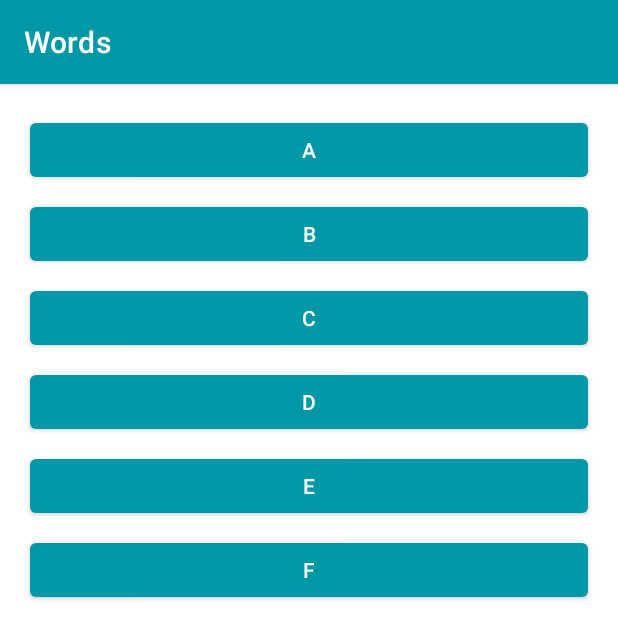
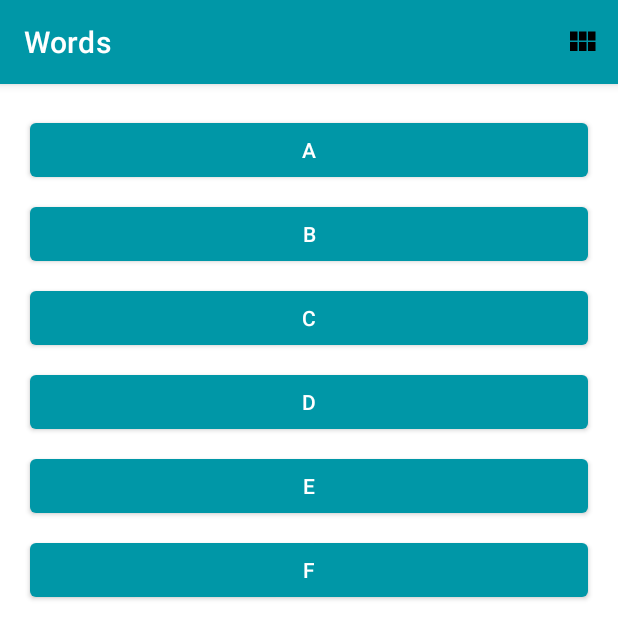
Before and after one commit to Taha-Adeel/Android-Apps, an Android app: the screen it shows after launch (MainActivity), on a phone screen of 412 x 824 dp, the top half of it. Run offline under Robolectric (Android 15) with nearby library versions, the phone set to English and light mode, and no system bars.

Commit message:
Added tooglle between grid and linear layouts

```diff
--- a/app/src/main/java/com/example/dictionary_app/MainActivity.kt
+++ b/app/src/main/java/com/example/dictionary_app/MainActivity.kt
@@ -2,6 +2,12 @@ package com.example.dictionary_app
 
 import androidx.appcompat.app.AppCompatActivity
 import android.os.Bundle
+import android.view.Menu
+import android.view.MenuItem
+import android.widget.GridLayout
+import android.widget.LinearLayout
+import androidx.core.content.ContextCompat
+import androidx.recyclerview.widget.GridLayoutManager
 import androidx.recyclerview.widget.LinearLayoutManager
 import androidx.recyclerview.widget.RecyclerView
 import com.example.dictionary_app.databinding.ActivityMainBinding
@@ -11,6 +17,7 @@ import com.example.dictionary_app.databinding.ActivityMainBinding
  */
 class MainActivity : AppCompatActivity() {
     private lateinit var recyclerView: RecyclerView
+    private var isLinearLayoutManager = true
 
     override fun onCreate(savedInstanceState: Bundle?) {
         super.onCreate(savedInstanceState)
@@ -20,7 +27,50 @@ class MainActivity : AppCompatActivity() {
 
         recyclerView = binding.recyclerView
         // Sets the LinearLayoutManager of the recyclerview
-        recyclerView.layoutManager = LinearLayoutManager(this)
+        chooseLayout()
+    }
+
+    private fun chooseLayout() {
+        if(isLinearLayoutManager)
+            recyclerView.layoutManager = LinearLayoutManager(this)
+        else
+            recyclerView.layoutManager = GridLayoutManager(this, 4)
+
         recyclerView.adapter = LetterAdapter()
     }
+
+    private fun setIcon(menuItem: MenuItem?) {
+        if (menuItem == null)
+            return
+
+        menuItem.icon =
+            if (isLinearLayoutManager)
+                ContextCompat.getDrawable(this, R.drawable.ic_grid_layout)
+            else
+                ContextCompat.getDrawable(this, R.drawable.ic_linear_layout)
+    }
+
+    override fun onCreateOptionsMenu(menu: Menu?): Boolean {
+        menuInflater.inflate(R.menu.layout_menu, menu)
+
+        val layoutButton = menu?.findItem(R.id.action_switch_layout)
+        setIcon(layoutButton)
+
+        return true
+    }
+
+    override fun onOptionsItemSelected(item: MenuItem): Boolean {
+        return when (item.itemId) {
+            R.id.action_switch_layout -> {
+                // Sets isLinearLayoutManager (a Boolean) to the opposite value
+                isLinearLayoutManager = !isLinearLayoutManager
+                // Sets layout and icon
+                chooseLayout()
+                setIcon(item)
+
+                return true
+            }
+            else -> super.onOptionsItemSelected(item)
+        }
+    }
 }
```
